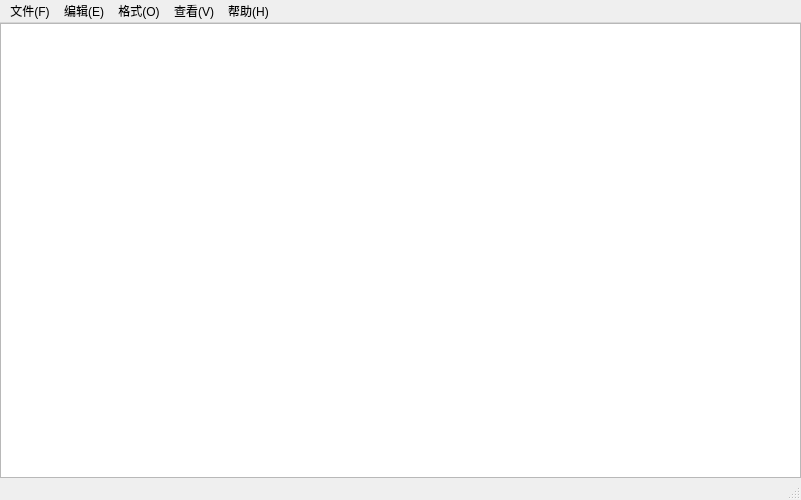
taoyou1230/my_notepad, file notepad.ui: the form before one commit.
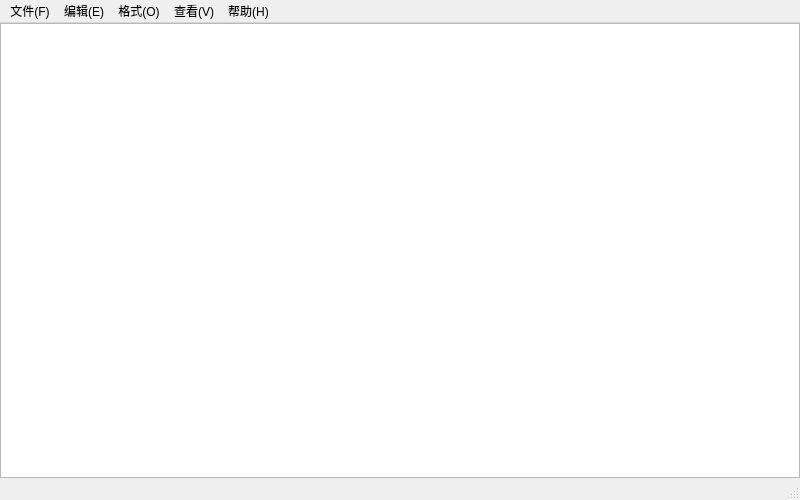
The form after the commit.

The edit to the form file:
```diff
--- a/notepad.ui
+++ b/notepad.ui
@@ -34,7 +34,7 @@
      <widget class="QTextEdit" name="textEdit">
       <property name="minimumSize">
        <size>
-        <width>801</width>
+        <width>100</width>
         <height>0</height>
        </size>
       </property>
```
